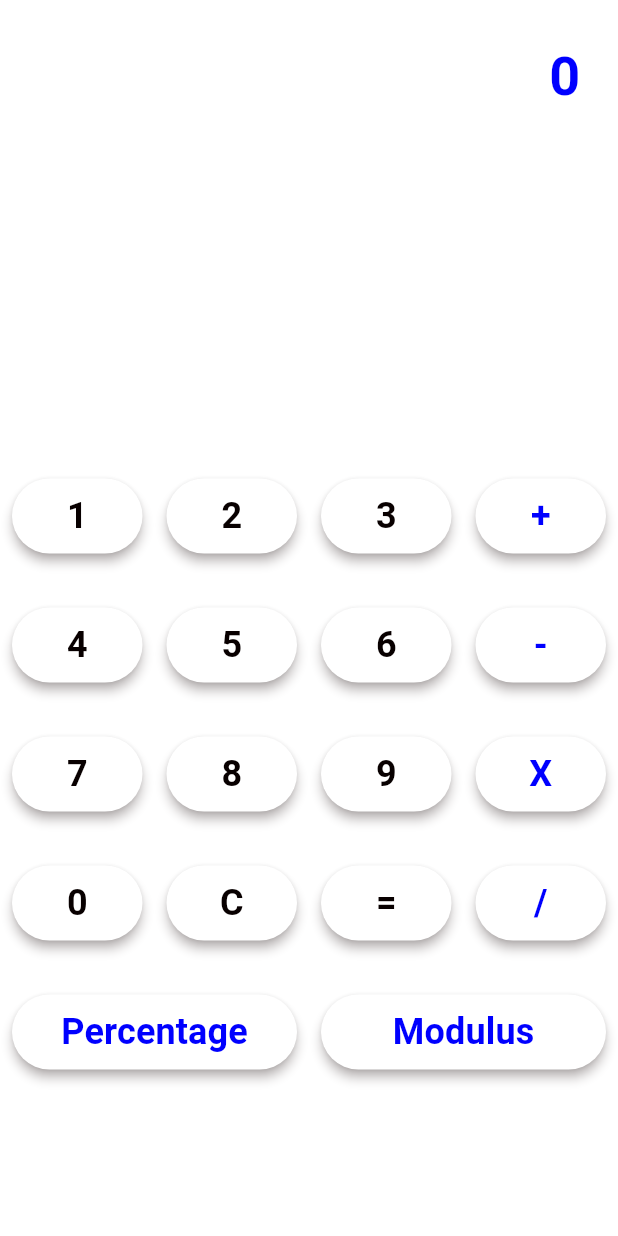
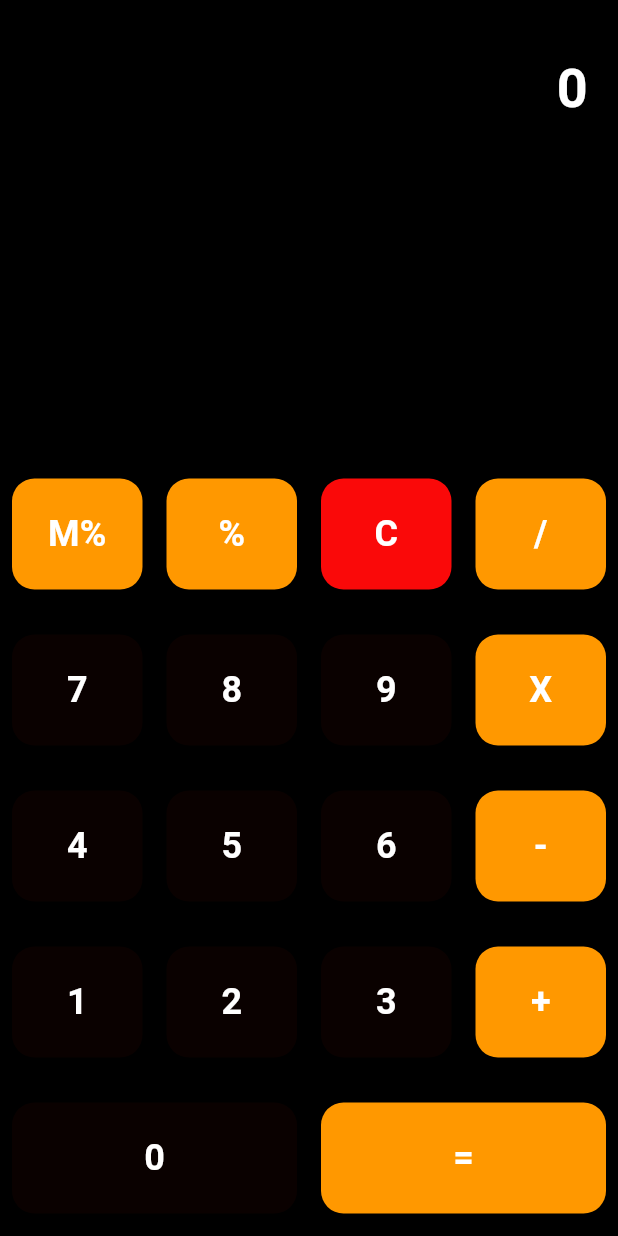
Before and after one commit to Ragunath041/Flutter_Calculator, a Flutter app: the screen it shows after launch, on a phone screen of 412 x 824 dp. Run offline on Flutter 3.47's test engine with Material 3 defaults, Android fonts, the phone set to English and light mode, and no system bars.

Commit message:
Adding colors

```diff
--- a/lib/calculator.dart
+++ b/lib/calculator.dart
@@ -1,6 +1,5 @@
-import 'dart:ui';
+import 'package:flutter/material.dart';
 
-import 'package:flutter/material.dart' show Alignment, BorderRadius, BoxDecoration, BuildContext, Colors, Column, Container, EdgeInsets, Expanded, FocusScope, FontWeight, Key, ListView, MainAxisAlignment, MaterialApp, Padding, RoundedRectangleBorder, Row, Scaffold, SizedBox, State, StatefulWidget, StatelessWidget, Text, TextButton, TextStyle, ThemeData, Widget, runApp;
 void main() {
   runApp(const MyApp());
 }
@@ -64,7 +63,7 @@ class _CalculatorState extends State<Calculator> {
           case "/":
             output = (num1 / num2).toString();
             break;
-          case "Modulus":
+          case "M%":
             output = (num1 % num2).toString();
             break;
         }
@@ -72,12 +71,12 @@ class _CalculatorState extends State<Calculator> {
         num2 = 0.0;
         operand = "";
       });
-    } else if (buttonText == "Percentage") {
+    } else if (buttonText == "%") {
       setState(() {
         double a = double.parse(output);
         output = (a / 100).toString();
       });
-    } else if (buttonText == "Modulus") {
+    } else if (buttonText == "M%") {
       setState(() {
         num1 = double.parse(output);
         operand = buttonText;
@@ -93,80 +92,103 @@ class _CalculatorState extends State<Calculator> {
       });
     }
     FocusScope.of(context).unfocus();
-
-    // After processing the button press, hide the keyboard
   }
 
   @override
   Widget build(BuildContext context) {
     return Scaffold(
-      // appBar: AppBar(
-      //   title: const Text("Flutter Calculator"),
+      backgroundColor: Colors.black,
+
+      body: Column(
+        mainAxisAlignment: MainAxisAlignment.end,
+        children: [
+          Expanded(
+            child: Container(
+              padding: const EdgeInsets.all(20.0),
+              alignment: Alignment.bottomRight,
+              // decoration: BoxDecoration(
+              //   gradient: LinearGradient(
+              //     colors: [Colors.blue.shade700, Colors.blue.shade500],
+              //     begin: Alignment.bottomCenter,
+              //     end: Alignment.bottomRight,
+              //   ),
+              //   borderRadius: BorderRadius.circular(20),
               // ),
-      backgroundColor: const Color.fromARGB(255, 255, 255, 255),
-      body: ListView(
-        children: [
-          Container(
-  padding: const EdgeInsets.all(25.0),
-  alignment: Alignment.centerRight,
-  decoration: BoxDecoration(
-    color: const Color.fromARGB(255, 255, 255, 255),
-    borderRadius: BorderRadius.circular(15.0),
-  ),
+
+
               child: Text(
                 output,
                 style: const TextStyle(
                   fontSize: 36.0,
                   fontWeight: FontWeight.bold,
-      color:  Color.fromARGB(255, 0, 0, 255),
+                  color: Colors.white,
+                ),
               ),
             ),
           ),
 
           const SizedBox(height: 200),
-          buildButtonRow(["1", "2", "3", "+"]),
-          buildButtonRow(["4", "5", "6", "-"]),
-          buildButtonRow(["7", "8", "9", "X"]),
-          buildButtonRow(["0", "C", "=", "/"]),
-          buildButtonRow(["Percentage", "Modulus"]),
-          // Add some extra space at the bottom to accommodate the keyboard
+          buildNumberButtonRow(["M%", "%", "C", "/"]),
+          buildNumberButtonRow(["7", "8", "9", "X"]),
+          buildNumberButtonRow(["4", "5", "6", "-"]),
+          buildNumberButtonRow(["1", "2", "3", "+"]),
+          buildNumberButtonRow(["0", "="]),
         ],
       ),
     );
   }
 
- Widget buildButtonRow(List<String> buttons) {
-  return Container(
-    margin: const EdgeInsets.symmetric(vertical: 10.0),
+  Widget buildNumberButtonRow(List<String> buttons) {
+  return Expanded(
     child: Row(
       mainAxisAlignment: MainAxisAlignment.spaceEvenly,
       children: buttons.map((buttonText) {
-        Color buttonColor = const Color.fromARGB(255, 255, 255, 255);
-        Color textColor = const Color.fromARGB(255, 8, 0, 0); // Default text color
+        Color buttonColor;
 
-        // Set a different text color for specific buttons
-        if (buttonText == "+" || buttonText == "-" || buttonText == "X" || buttonText == "/" || buttonText == "Percentage" || buttonText == "Modulus") {
-          textColor = const Color.fromARGB(255, 0, 0, 255); // Blue text color
+        switch (buttonText) {
+          case "0":
+          case "1":
+          case "2":
+          case "3":
+          case "4":
+          case "5":
+          case "6":
+          case "7":
+          case "8":
+          case "9":
+            buttonColor = const Color.fromARGB(255, 10, 1, 0);
+            break;
+          // case "=":
+          //   buttonColor = const Color.fromARGB(255, 211, 211, 211);
+          //   break;
+          case "C":
+            buttonColor = const Color.fromARGB(255, 250, 9, 9);
+            break;
+          default:
+            buttonColor = Colors.orange; // Default color for other buttons
+            break;
         }
 
         return Expanded(
           child: Padding(
             padding: const EdgeInsets.all(8.0),
-            child: TextButton(
+            child: ElevatedButton(
               onPressed: () {
                 buttonPressed(buttonText);
               },
-              style: TextButton.styleFrom(
-                backgroundColor: buttonColor,
-                shadowColor: const Color.fromARGB(255, 168, 154, 154),
-                elevation: 3,
+              style: ElevatedButton.styleFrom(
+                primary: buttonColor,
+                padding: const EdgeInsets.all(20.0),
+                shape: RoundedRectangleBorder(
+                  borderRadius: BorderRadius.circular(15.0),
+                ),
               ),
               child: Text(
                 buttonText,
-                style: TextStyle(
+                style: const TextStyle(
                   fontSize: 24.0,
                   fontWeight: FontWeight.bold,
-                  color: textColor,
+                  color: Colors.white,
                 ),
               ),
             ),
@@ -176,9 +198,4 @@ class _CalculatorState extends State<Calculator> {
     ),
   );
 }
-
-
-
-
-
 }
```
Lines whose indentation alone changed are shown as unchanged.
